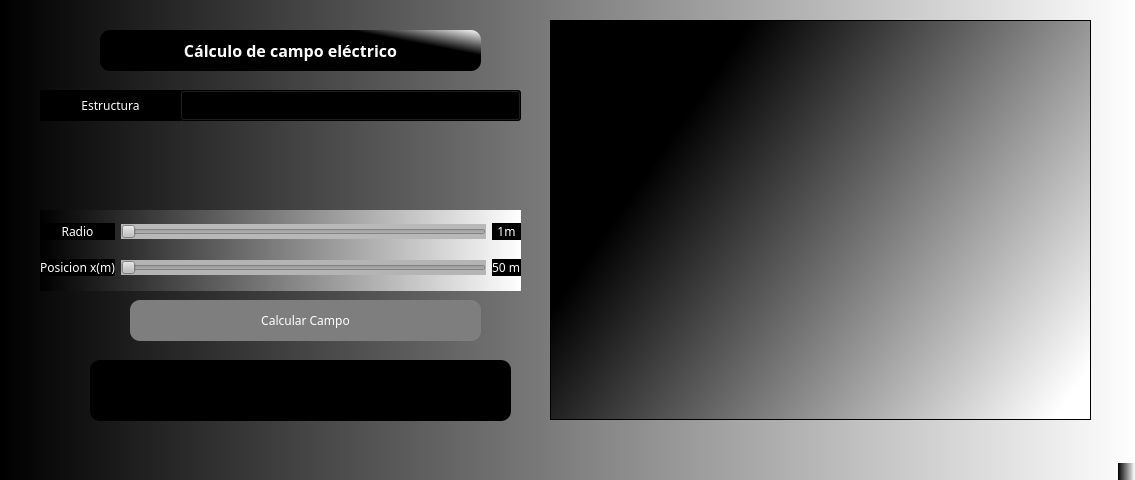
Qt form interface.ui (josuemj/electricFields) before a commit.
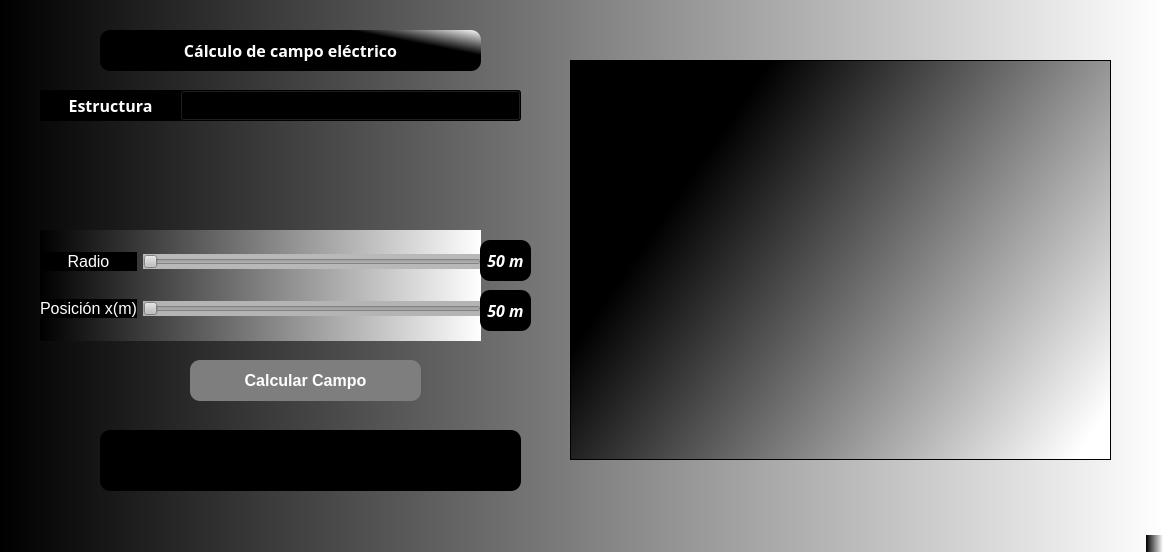
The same form after that commit.

Commit message: direccion agregada

The edit to the form file:
```diff
--- a/interface.ui
+++ b/interface.ui
@@ -6,8 +6,8 @@
    <rect>
     <x>0</x>
     <y>0</y>
-    <width>1135</width>
-    <height>480</height>
+    <width>1163</width>
+    <height>552</height>
    </rect>
   </property>
   <property name="windowTitle">
@@ -28,7 +28,10 @@
     </property>
     <property name="font">
      <font>
-      <family>8514oem</family>
+      <family>Yu Gothic UI Semibold</family>
+      <pointsize>12</pointsize>
+      <weight>75</weight>
+      <bold>true</bold>
      </font>
     </property>
     <property name="styleSheet">
@@ -67,41 +70,12 @@
     <property name="geometry">
      <rect>
       <x>40</x>
-      <y>210</y>
-      <width>481</width>
-      <height>81</height>
+      <y>230</y>
+      <width>441</width>
+      <height>111</height>
      </rect>
     </property>
     <layout class="QGridLayout" name="gridLayout">
-     <item row="1" column="0">
-      <widget class="QLabel" name="label_3">
-       <property name="font">
-        <font>
-         <family>8514oem</family>
-        </font>
-       </property>
-       <property name="styleSheet">
-        <string notr="true">background-color: rgb(0, 0, 0);
-color: rgb(255, 255, 255);</string>
-       </property>
-       <property name="text">
-        <string>Posicion x(m)</string>
-       </property>
-       <property name="alignment">
-        <set>Qt::AlignCenter</set>
-       </property>
-      </widget>
-     </item>
-     <item row="0" column="1">
-      <widget class="QSlider" name="radioSlider">
-       <property name="styleSheet">
-        <string notr="true">background-color: rgb(184, 184, 184);</string>
-       </property>
-       <property name="orientation">
-        <enum>Qt::Horizontal</enum>
-       </property>
-      </widget>
-     </item>
      <item row="1" column="1">
       <widget class="QSlider" name="xSlider">
        <property name="styleSheet">
@@ -113,6 +87,36 @@
        </property>
       </widget>
      </item>
+     <item row="0" column="1">
+      <widget class="QSlider" name="radioSlider">
+       <property name="styleSheet">
+        <string notr="true">background-color: rgb(184, 184, 184);</string>
+       </property>
+       <property name="orientation">
+        <enum>Qt::Horizontal</enum>
+       </property>
+      </widget>
+     </item>
+     <item row="1" column="0">
+      <widget class="QLabel" name="label_3">
+       <property name="font">
+        <font>
+         <family>Segoe UI Symbol</family>
+         <pointsize>12</pointsize>
+        </font>
+       </property>
+       <property name="styleSheet">
+        <string notr="true">background-color: rgb(0, 0, 0);
+color: rgb(255, 255, 255);</string>
+       </property>
+       <property name="text">
+        <string>Posición x(m)</string>
+       </property>
+       <property name="alignment">
+        <set>Qt::AlignCenter</set>
+       </property>
+      </widget>
+     </item>
      <item row="0" column="0">
       <widget class="QLabel" name="label_2">
        <property name="palette">
@@ -316,11 +320,13 @@
        </property>
        <property name="font">
         <font>
-         <family>8514oem</family>
+         <family>Segoe UI Symbol</family>
+         <pointsize>12</pointsize>
         </font>
        </property>
        <property name="styleSheet">
         <string notr="true">color: rgb(255, 255, 255);
+border-color: rgb(255, 255, 255);
 background-color: rgb(0, 0, 0);</string>
        </property>
        <property name="text">
@@ -331,53 +337,13 @@
        </property>
       </widget>
      </item>
-     <item row="0" column="2">
-      <widget class="QLabel" name="radioLabel">
-       <property name="font">
-        <font>
-         <family>8514oem</family>
-        </font>
-       </property>
-       <property name="styleSheet">
-        <string notr="true">color: rgb(255, 255, 255);
-background-color: rgb(0, 0, 0);
-border-radius: 10px; /* Change '10px' to the desired border radius */</string>
-       </property>
-       <property name="text">
-        <string>1m</string>
-       </property>
-       <property name="scaledContents">
-        <bool>false</bool>
-       </property>
-       <property name="alignment">
-        <set>Qt::AlignCenter</set>
-       </property>
-      </widget>
-     </item>
-     <item row="1" column="2">
-      <widget class="QLabel" name="posicionLabel">
-       <property name="font">
-        <font>
-         <family>8514oem</family>
-        </font>
-       </property>
-       <property name="styleSheet">
-        <string notr="true">background-color: rgb(0, 0, 0);
-color: rgb(255, 255, 255);
-border-radius: 10px; /* Change '10px' to the desired border radius */</string>
-       </property>
-       <property name="text">
-        <string>50 m</string>
-       </property>
-      </widget>
-     </item>
     </layout>
    </widget>
    <widget class="QFrame" name="graphFrame">
     <property name="geometry">
      <rect>
-      <x>550</x>
-      <y>20</y>
+      <x>570</x>
+      <y>60</y>
       <width>541</width>
       <height>400</height>
      </rect>
@@ -408,8 +374,8 @@
    <widget class="QLabel" name="campoLabel">
     <property name="geometry">
      <rect>
-      <x>90</x>
-      <y>360</y>
+      <x>100</x>
+      <y>430</y>
       <width>421</width>
       <height>61</height>
      </rect>
@@ -437,15 +403,18 @@
    <widget class="QPushButton" name="pushButton">
     <property name="geometry">
      <rect>
-      <x>130</x>
-      <y>300</y>
-      <width>351</width>
+      <x>190</x>
+      <y>360</y>
+      <width>231</width>
       <height>41</height>
      </rect>
     </property>
     <property name="font">
      <font>
-      <family>8514oem</family>
+      <family>Nirmala UI</family>
+      <pointsize>12</pointsize>
+      <weight>75</weight>
+      <bold>true</bold>
      </font>
     </property>
     <property name="styleSheet">
@@ -490,6 +459,66 @@
      <set>Qt::AlignCenter</set>
     </property>
    </widget>
+   <widget class="QLabel" name="posicionLabel">
+    <property name="geometry">
+     <rect>
+      <x>480</x>
+      <y>290</y>
+      <width>51</width>
+      <height>41</height>
+     </rect>
+    </property>
+    <property name="font">
+     <font>
+      <family>Cascadia Code SemiBold</family>
+      <pointsize>12</pointsize>
+      <weight>75</weight>
+      <italic>true</italic>
+      <bold>true</bold>
+     </font>
+    </property>
+    <property name="styleSheet">
+     <string notr="true">background-color: rgb(0, 0, 0);
+color: rgb(255, 255, 255);
+border-radius: 10px; /* Change '10px' to the desired border radius */</string>
+    </property>
+    <property name="text">
+     <string>50 m</string>
+    </property>
+    <property name="alignment">
+     <set>Qt::AlignCenter</set>
+    </property>
+   </widget>
+   <widget class="QLabel" name="radioLabel">
+    <property name="geometry">
+     <rect>
+      <x>480</x>
+      <y>240</y>
+      <width>51</width>
+      <height>41</height>
+     </rect>
+    </property>
+    <property name="font">
+     <font>
+      <family>Cascadia Code SemiBold</family>
+      <pointsize>12</pointsize>
+      <weight>75</weight>
+      <italic>true</italic>
+      <bold>true</bold>
+     </font>
+    </property>
+    <property name="styleSheet">
+     <string notr="true">background-color: rgb(0, 0, 0);
+color: rgb(255, 255, 255);
+border-radius: 10px; /* Change '10px' to the desired border radius */</string>
+    </property>
+    <property name="text">
+     <string>50 m</string>
+    </property>
+    <property name="alignment">
+     <set>Qt::AlignCenter</set>
+    </property>
+   </widget>
   </widget>
   <widget class="QMenuBar" name="menubar">
    <property name="geometry">
```
Left out of the diff: 2 changed lines with no effect on the pictures. The commit also changes 1 other file.
